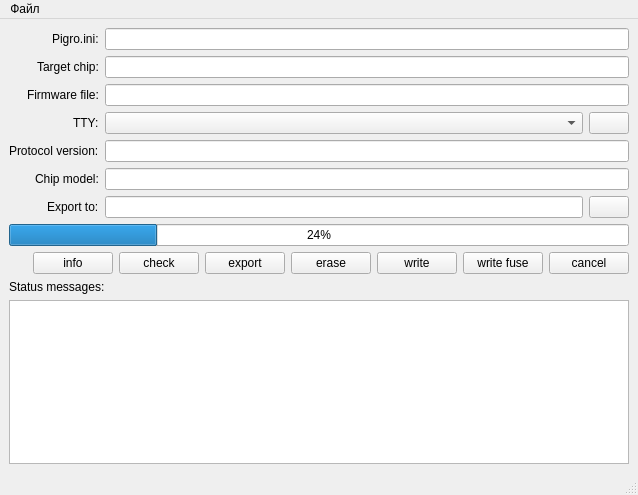
Before: the Qt Designer form pigro-gui/PigroWindow.ui in zolotov-av/pigro, drawn with Qt 5.
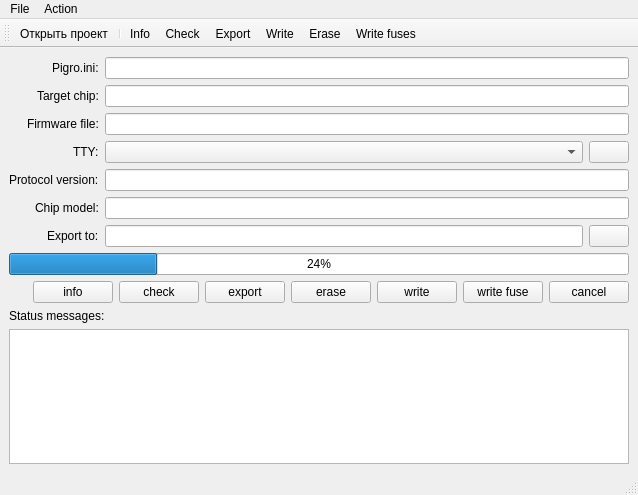
After: the same form once the commit is applied. Icons and pictures are not drawn.

The edit to the form file:
```diff
--- a/pigro-gui/PigroWindow.ui
+++ b/pigro-gui/PigroWindow.ui
@@ -291,15 +291,46 @@
    </property>
    <widget class="QMenu" name="menu">
     <property name="title">
-     <string>Файл</string>
+     <string>File</string>
     </property>
     <addaction name="actionOpenProject"/>
     <addaction name="separator"/>
     <addaction name="actionExit"/>
    </widget>
+   <widget class="QMenu" name="menuAction">
+    <property name="title">
+     <string>Action</string>
+    </property>
+    <addaction name="actionInfo"/>
+    <addaction name="actionCheck"/>
+    <addaction name="actionExport"/>
+    <addaction name="actionWrite"/>
+    <addaction name="actionErase"/>
+    <addaction name="actionWriteFuse"/>
+   </widget>
    <addaction name="menu"/>
+   <addaction name="menuAction"/>
   </widget>
   <widget class="QStatusBar" name="statusbar"/>
+  <widget class="QToolBar" name="toolBar">
+   <property name="windowTitle">
+    <string>toolBar</string>
+   </property>
+   <attribute name="toolBarArea">
+    <enum>TopToolBarArea</enum>
+   </attribute>
+   <attribute name="toolBarBreak">
+    <bool>false</bool>
+   </attribute>
+   <addaction name="actionOpenProject"/>
+   <addaction name="separator"/>
+   <addaction name="actionInfo"/>
+   <addaction name="actionCheck"/>
+   <addaction name="actionExport"/>
+   <addaction name="actionWrite"/>
+   <addaction name="actionErase"/>
+   <addaction name="actionWriteFuse"/>
+  </widget>
   <action name="actionOpenProject">
    <property name="text">
     <string>Открыть проект...</string>
@@ -310,6 +341,74 @@
     <string>Выход</string>
    </property>
   </action>
+  <action name="actionInfo">
+   <property name="icon">
+    <iconset resource="PigroGuiResources.qrc">
+     <normaloff>:/pigro-gui/icons/icons8-info.svg</normaloff>:/pigro-gui/icons/icons8-info.svg</iconset>
+   </property>
+   <property name="text">
+    <string>Info</string>
+   </property>
+   <property name="toolTip">
+    <string>chip info</string>
+   </property>
+  </action>
+  <action name="actionCheck">
+   <property name="icon">
+    <iconset resource="PigroGuiResources.qrc">
+     <normaloff>:/pigro-gui/icons/icons8-compare.png</normaloff>:/pigro-gui/icons/icons8-compare.png</iconset>
+   </property>
+   <property name="text">
+    <string>Check</string>
+   </property>
+   <property name="toolTip">
+    <string>Check firmware in the chip</string>
+   </property>
+  </action>
+  <action name="actionExport">
+   <property name="icon">
+    <iconset resource="PigroGuiResources.qrc">
+     <normaloff>:/pigro-gui/icons/icons8-export-csv.png</normaloff>:/pigro-gui/icons/icons8-export-csv.png</iconset>
+   </property>
+   <property name="text">
+    <string>Export</string>
+   </property>
+   <property name="toolTip">
+    <string>Read firmware from chip</string>
+   </property>
+  </action>
+  <action name="actionWrite">
+   <property name="icon">
+    <iconset resource="PigroGuiResources.qrc">
+     <normaloff>:/pigro-gui/icons/icons8-write.png</normaloff>:/pigro-gui/icons/icons8-write.png</iconset>
+   </property>
+   <property name="text">
+    <string>Write</string>
+   </property>
+   <property name="toolTip">
+    <string>Write firmware to chip</string>
+   </property>
+  </action>
+  <action name="actionErase">
+   <property name="icon">
+    <iconset resource="PigroGuiResources.qrc">
+     <normaloff>:/pigro-gui/icons/icons8-erase.png</normaloff>:/pigro-gui/icons/icons8-erase.png</iconset>
+   </property>
+   <property name="text">
+    <string>Erase</string>
+   </property>
+   <property name="toolTip">
+    <string>Chip erase</string>
+   </property>
+  </action>
+  <action name="actionWriteFuse">
+   <property name="text">
+    <string>Write fuses</string>
+   </property>
+   <property name="toolTip">
+    <string>Write fuses to chip</string>
+   </property>
+  </action>
  </widget>
  <resources>
   <include location="PigroGuiResources.qrc"/>
```
Left out of the diff: 8 changed lines with no effect on the pictures.
